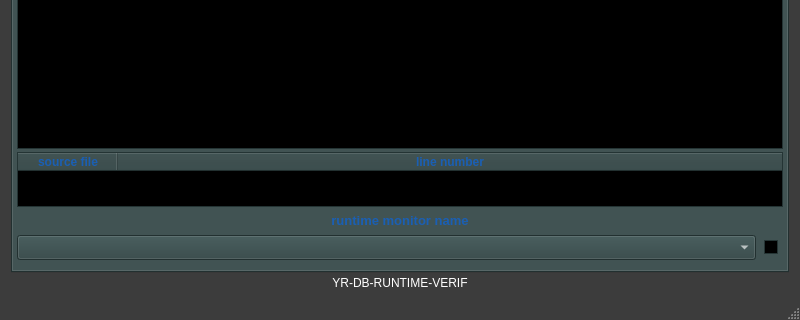
First picture: the form in ui/yr-db-runtime-verif-main-window.ui, repository yerothd/yr-db-runtime-verif, before the edit; both pictures show x 0 to 800 and y 280 to 600 of the 800 by 600 pixel window.
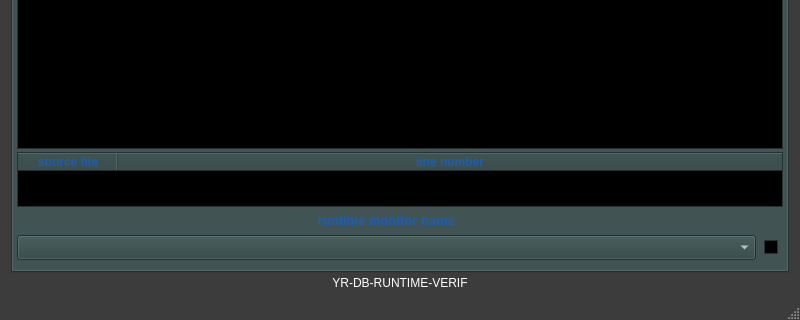
Second picture: the form after the edit. The open tabs and pages were chosen to show the change. Icons and pictures are not drawn. Custom widgets are drawn as their Qt base class.

```diff
--- a/ui/yr-db-runtime-verif-main-window.ui
+++ b/ui/yr-db-runtime-verif-main-window.ui
@@ -8850,7 +8850,7 @@
        <rect>
         <x>4</x>
         <y>379</y>
-        <width>766</width>
+        <width>739</width>
         <height>21</height>
        </rect>
       </property>
```
Left out of the diff: 494 changed lines with no effect on the pictures.
